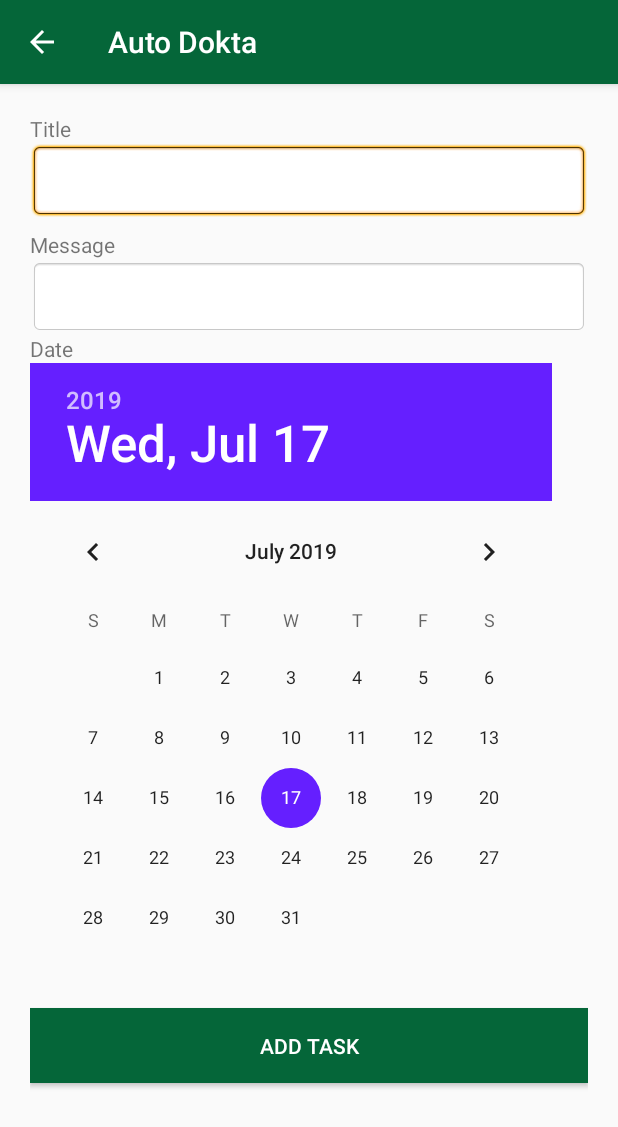
After one commit to janim2/AutoDokta, an Android app: the Add_a_TodoActivity screen opened directly, with no data from a screen before it, on a phone screen of 412 x 824 dp. The commit adds this screen. Shown: the top 1127 px of the screen. Run offline under Robolectric (Android 15) with nearby library versions, the phone set to English and light mode, and no system bars; our stand-ins replace Firebase (no records; nobody signed in at launch, a user with empty details on screens opened directly).

```diff
--- /dev/null
+++ b/app/src/main/java/com/autodokta/app/Add_a_TodoActivity.java
@@ -0,0 +1,116 @@
+package com.autodokta.app;
+
+import android.content.Intent;
+import android.support.annotation.NonNull;
+import android.support.annotation.Nullable;
+import android.support.v7.app.AppCompatActivity;
+import android.os.Bundle;
+import android.text.TextUtils;
+import android.view.View;
+import android.widget.Button;
+import android.widget.DatePicker;
+import android.widget.EditText;
+import android.widget.Toast;
+
+import com.autodokta.app.Adapters.Todo;
+import com.google.firebase.auth.FirebaseAuth;
+import com.google.firebase.auth.FirebaseUser;
+import com.google.firebase.database.DatabaseError;
+import com.google.firebase.database.DatabaseReference;
+import com.google.firebase.database.FirebaseDatabase;
+
+import java.util.HashMap;
+import java.util.Map;
+
+public class Add_a_TodoActivity extends AppCompatActivity {
+    EditText nameEdt,messageEdt;
+    DatePicker datePicker;
+    FirebaseDatabase database;
+    Button addButton;
+    FirebaseUser user;
+
+    @Override
+    protected void onCreate(Bundle savedInstanceState) {
+        super.onCreate(savedInstanceState);
+        setContentView(R.layout.activity_todo);
+
+
+        user = FirebaseAuth.getInstance().getCurrentUser();
+        addButton = (Button)findViewById(R.id.add_task);
+        addButton.setOnClickListener(new View.OnClickListener() {
+            @Override
+            public void onClick(View v) {
+                saveTodo();
+            }
+        });
+
+    }
+
+    private void saveTodo() {
+        // first section
+        // get the data to save in our firebase db
+        nameEdt = (EditText) findViewById(R.id.name);
+        String nameString = nameEdt.getText().toString();
+        if (TextUtils.isEmpty(nameString)) {
+            Toast.makeText(this, "enter title", Toast.LENGTH_SHORT).show();
+            return;
+        }
+
+        messageEdt = (EditText) findViewById(R.id.message);
+        String messageString = messageEdt.getText().toString();
+        if (TextUtils.isEmpty(messageString)) {
+            Toast.makeText(this, "enter username", Toast.LENGTH_SHORT).show();
+            return;
+        }
+
+
+//        SimpleDateFormat formatter = new SimpleDateFormat("dd/MM/yyyy HH:mm");
+//        Calendar calendar = Calendar.getInstance();
+//        if (calendar != null){
+//
+//        calendar.set(Calendar.MONTH,datePicker.getMonth());
+//        calendar.set(Calendar.YEAR,datePicker.getYear());
+//        calendar.set(Calendar.DAY_OF_MONTH,datePicker.getDayOfMonth());
+//
+//        }
+//
+//        String dateString = formatter.format(calendar);
+
+
+//        second section
+//        save it in the firebase db
+//        getting database reference
+        database = FirebaseDatabase.getInstance();
+//        writing data to the child with each unique key
+
+        String key = database.getReference("todoList").child(user.getUid()).push().getKey();
+
+        Todo todo = new Todo();
+        todo.setName(nameString);
+        todo.setMessage(messageString);
+//        todo.setDate(dateString);
+
+//        converting the model class into a hashmap
+
+        try{
+            if(user != null){
+                Map<String, Object> childUpdates = new HashMap<>();
+                childUpdates.put(key, todo.toFirebaseObject());
+                database.getReference("todoList").child(user.getUid()).updateChildren(childUpdates, new DatabaseReference.CompletionListener() {
+                    @Override
+                    public void onComplete(@Nullable DatabaseError databaseError, @NonNull DatabaseReference databaseReference) {
+                        if (databaseError != null) {
+                            finish();
+                        } else {
+                            startActivity(new Intent(Add_a_TodoActivity.this,Garage.class));
+                            Toast.makeText(getApplicationContext(), "task added", Toast.LENGTH_SHORT).show();
+                        }
+                    }
+                });
+            }
+
+        }catch (NullPointerException e){
+
+        }
+    }
+}
--- /dev/null
+++ b/app/src/main/res/drawable/delete.xml
@@ -0,0 +1,5 @@
+<vector android:height="24dp" android:tint="#FF0C05"
+    android:viewportHeight="24.0" android:viewportWidth="24.0"
+    android:width="24dp" xmlns:android="http://schemas.android.com/apk/res/android">
+    <path android:fillColor="#FF000000" android:pathData="M6,19c0,1.1 0.9,2 2,2h8c1.1,0 2,-0.9 2,-2V7H6v12zM19,4h-3.5l-1,-1h-5l-1,1H5v2h14V4z"/>
+</vector>
--- /dev/null
+++ b/app/src/main/res/layout/activity_todo.xml
@@ -0,0 +1,63 @@
+<?xml version="1.0" encoding="utf-8"?>
+<ScrollView xmlns:android="http://schemas.android.com/apk/res/android"
+    xmlns:app="http://schemas.android.com/apk/res-auto"
+    xmlns:tools="http://schemas.android.com/tools"
+    android:layout_width="match_parent"
+    android:layout_height="match_parent"
+    tools:context=".Add_a_TodoActivity">
+
+    <LinearLayout
+        android:layout_width="match_parent"
+        android:layout_height="match_parent"
+        android:orientation="vertical"
+        android:padding="20dp">
+
+        <TextView
+            android:id="@+id/todoNametxt"
+            android:layout_height="wrap_content"
+            android:layout_width="wrap_content"
+            android:text="Title" />
+
+        <EditText
+            android:id="@+id/name"
+            android:layout_height="50dp"
+            android:layout_width="match_parent"
+            android:background="@android:drawable/editbox_background"
+            android:inputType="text"/>
+
+        <TextView
+            android:id="@+id/todo_message"
+            android:layout_height="wrap_content"
+            android:layout_width="wrap_content"
+            android:text="Message"
+            android:layout_marginTop="8dp"/>
+        <EditText
+            android:id="@+id/message"
+            android:layout_height="50dp"
+            android:layout_width="match_parent"
+            android:background="@android:drawable/editbox_background"
+            android:inputType="text"/>
+
+
+        <TextView
+            android:id="@+id/todo_date"
+            android:layout_height="wrap_content"
+            android:layout_width="wrap_content"
+            android:text="Date" />
+
+        <DatePicker android:id="@+id/datePicker1"
+            android:layout_width="wrap_content"
+            android:layout_height="wrap_content"/>
+
+        <Button
+            android:id="@+id/add_task"
+            android:layout_height="50dp"
+            android:layout_width="match_parent"
+            android:textColor="@android:color/white"
+            android:background="@color/colorPrimary"
+            android:layout_marginBottom="30dp"
+            android:text="ADD TASK" />
+
+    </LinearLayout>
+
+</ScrollView>
```
Also changed, not shown: app/src/main/AndroidManifest.xml (+7 -3 lines), app/src/main/java/com/autodokta/app/Adapters/Todo.java (added, +49 -0 lines), app/src/main/java/com/autodokta/app/Adapters/TodoAdapter.java (added, +88 -0 lines), app/src/main/java/com/autodokta/app/Adapters/TodoItems.java (added, +25 -0 lines), app/src/main/java/com/autodokta/app/Garage.java (+124 -0 lines), app/src/main/java/com/autodokta/app/MainActivity.java (+5 -3 lines), app/src/main/java/com/autodokta/app/TodoDetailsActivity.java (added, +39 -0 lines), app/src/main/res/layout/activity_garage.xml (+27 -1 lines), app/src/main/res/layout/activity_todo_details.xml (added, +50 -0 lines), app/src/main/res/layout/todo_item_attachment.xml (added, +25 -0 lines).
